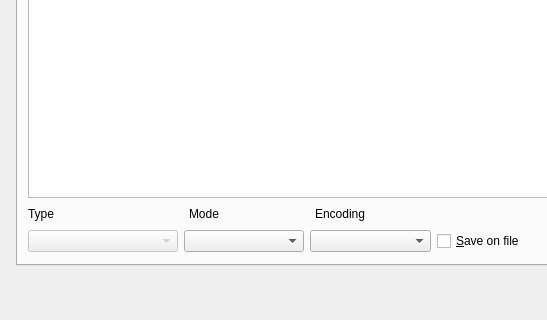
Old version of the form mainwindow.ui in the repository redazzalpha/xkrypt; both pictures show x 0 to 547 and y 280 to 600 of the 800 by 600 pixel window.
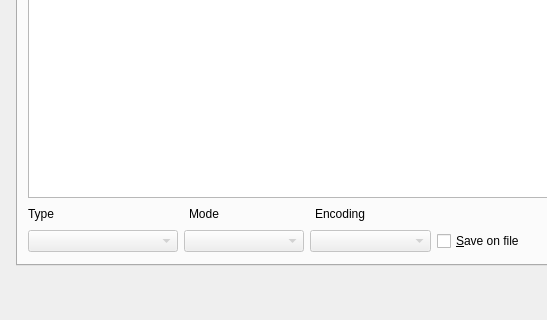
New version of the form. The open tabs and pages were chosen to show the change. Icons and pictures are not drawn.

```diff
--- a/mainwindow.ui
+++ b/mainwindow.ui
@@ -1730,6 +1730,9 @@
            </item>
            <item>
             <widget class="QComboBox" name="m_decTabTextModes">
+             <property name="enabled">
+              <bool>false</bool>
+             </property>
              <property name="minimumSize">
               <size>
                <width>100</width>
@@ -1745,7 +1748,11 @@
             </widget>
            </item>
            <item>
-            <widget class="QComboBox" name="m_decTabTextEncodings"/>
+            <widget class="QComboBox" name="m_decTabTextEncodings">
+             <property name="enabled">
+              <bool>false</bool>
+             </property>
+            </widget>
            </item>
            <item>
             <widget class="QCheckBox" name="m_decTabTextSaveOnF">
```
Left out of the diff: 2 changed lines with no effect on the pictures.
